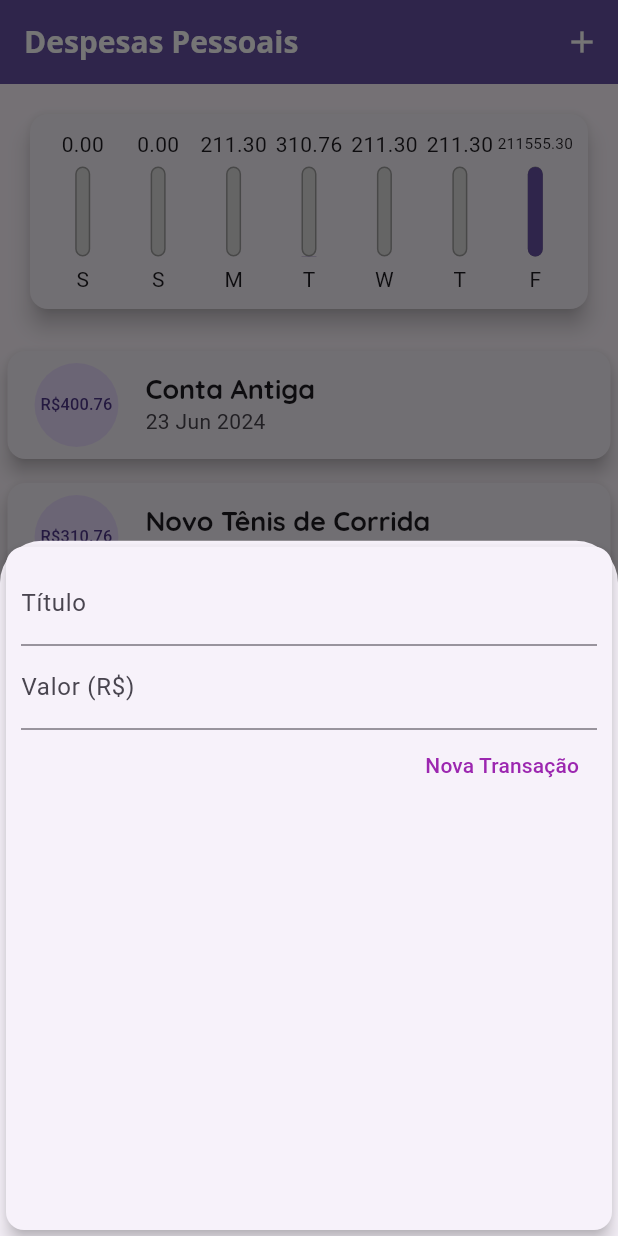
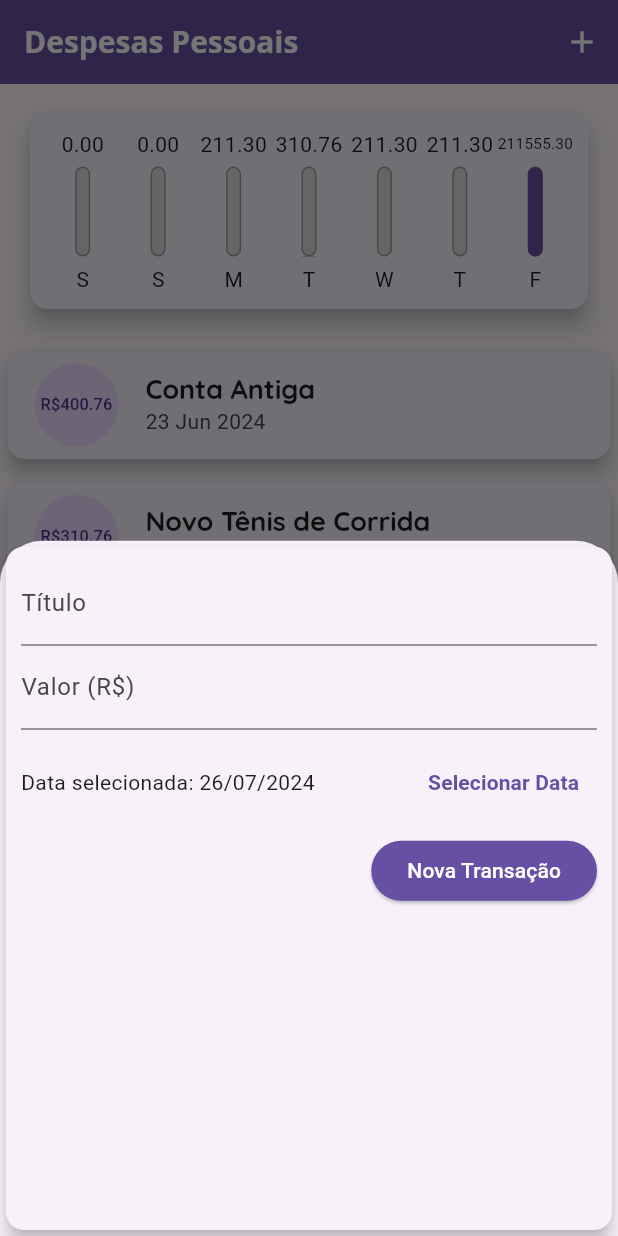
Before and after one commit to DevFullStack-Franklyn-R-Silva/AppDespesasPessoais, a Flutter app: the screen it shows after launch, after a tap on the "add" icon, on a phone screen of 412 x 824 dp. Run offline on Flutter 3.47's test engine with Material 3 defaults, Android fonts, the phone set to English and light mode, and no system bars.

Commit message:
feat - Exibindo DatePicker

```diff
--- a/lib/components/transaction_form.dart
+++ b/lib/components/transaction_form.dart
@@ -1,4 +1,5 @@
 import 'package:flutter/material.dart';
+import 'package:intl/intl.dart';
 
 class TransactionForm extends StatefulWidget {
   final void Function(String, double) onSubmit;
@@ -10,18 +11,34 @@ class TransactionForm extends StatefulWidget {
 }
 
 class _TransactionFormState extends State<TransactionForm> {
-  final titleController = TextEditingController();
-
-  final valueController = TextEditingController();
+  final _titleController = TextEditingController();
+  final _valueController = TextEditingController();
+  DateTime _selectedDate = DateTime.now();
 
   _submitForm() {
-    final title = titleController.text;
-    final value = double.tryParse(valueController.text) ?? 0.0;
+    final title = _titleController.text;
+    final value = double.tryParse(_valueController.text) ?? 0.0;
 
     if (title.isEmpty || value <= 0) {
       return;
     }
     widget.onSubmit(title, value);
+  }
+
+  _showDatePicker() {
+    showDatePicker(
+      context: context,
+      initialDate: DateTime.now(),
+      firstDate: DateTime(2022),
+      lastDate: DateTime.now(),
+    ).then((pickedDate) {
+      if (pickedDate == null) {
+        return;
+      }
+      setState(() {
+        _selectedDate = pickedDate;
+      });
+    });
   }
 
   @override
@@ -33,27 +50,55 @@ class _TransactionFormState extends State<TransactionForm> {
         child: Column(
           children: [
             TextField(
-              controller: titleController,
+              controller: _titleController,
               onSubmitted: (_) => _submitForm(),
               decoration: InputDecoration(
                 labelText: "Título",
               ),
             ),
             TextField(
-              controller: valueController,
+              controller: _valueController,
               keyboardType: TextInputType.numberWithOptions(decimal: true),
               onSubmitted: (_) => _submitForm(),
               decoration: InputDecoration(
                 labelText: "Valor (R\$)",
               ),
             ),
+            Container(
+              height: 70,
+              child: Row(
+                children: [
+                  Expanded(
+                    child: Text(
+                      _selectedDate == null
+                          ? "Nenhuma data selecionada!"
+                          : "Data selecionada: ${DateFormat("dd/MM/y").format(_selectedDate)}",
+                    ),
+                  ),
+                  TextButton(
+                    style: TextButton.styleFrom(
+                      foregroundColor: Theme.of(context)
+                          .primaryColor, // Define a cor do texto
+                    ),
+                    child: Text(
+                      "Selecionar Data",
+                      style: TextStyle(
+                        fontWeight: FontWeight.bold,
+                      ),
+                    ),
+                    onPressed: _showDatePicker,
+                  ),
+                ],
+              ),
+            ),
             Row(
               mainAxisAlignment: MainAxisAlignment.end,
               children: [
-                TextButton(
+                ElevatedButton(
                   child: Text("Nova Transação"),
-                  style: TextButton.styleFrom(
-                    foregroundColor: Colors.purple, // Define a cor do texto
+                  style: ElevatedButton.styleFrom(
+                    backgroundColor: Theme.of(context).primaryColor,
+                    foregroundColor: Theme.of(context).colorScheme.onPrimary,
                   ),
                   onPressed: _submitForm,
                 ),
--- a/lib/main.dart
+++ b/lib/main.dart
@@ -19,6 +19,10 @@ class ExpensesApp extends StatelessWidget {
               titleLarge: TextStyle(
                 fontFamily: 'Quicksand',
                 fontSize: 18,
+                fontWeight: FontWeight.bold,
+              ),
+              labelMedium: TextStyle(
+                color: Colors.white,
                 fontWeight: FontWeight.bold,
               ),
             ),
```
